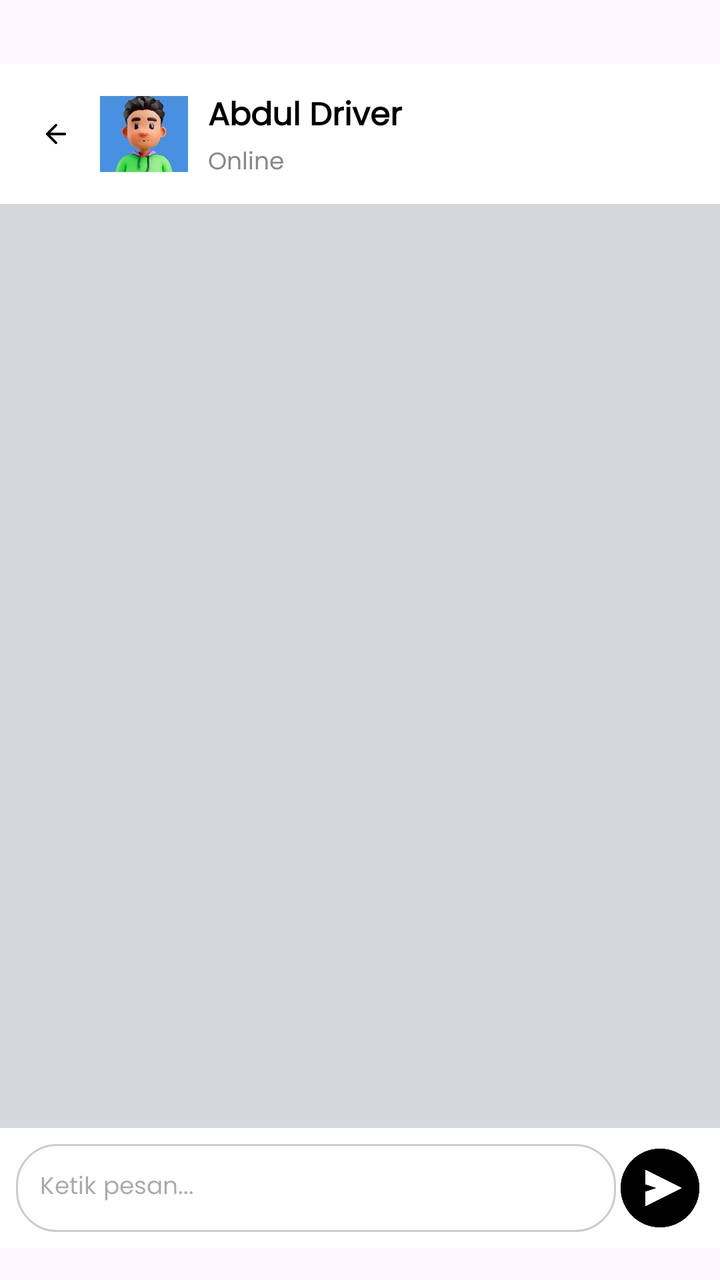
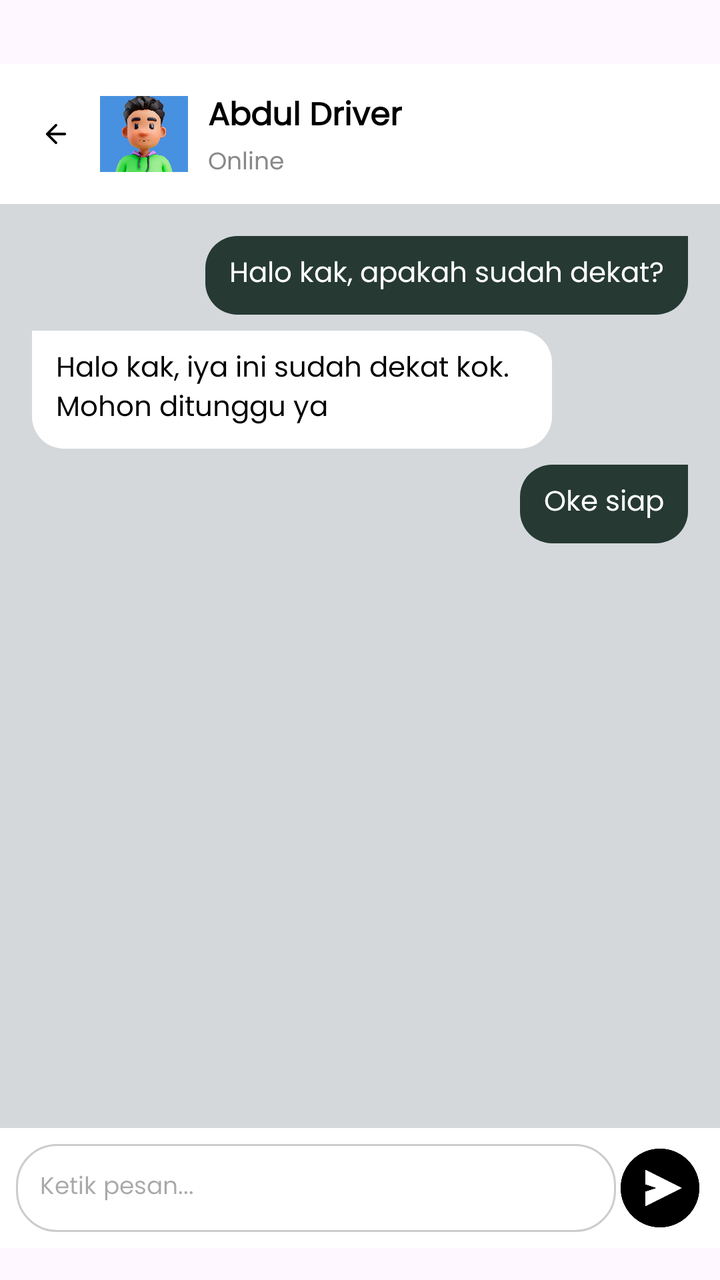

Compare the two renders of this Android layout. The source of the first and the diff that turns it into the second are given below.
<!-- AndroidManifest.xml: application theme Theme.GoNceng -->
<!-- res/layout/activity_chat_detail.xml -->
<?xml version="1.0" encoding="utf-8"?>
<androidx.constraintlayout.widget.ConstraintLayout xmlns:android="http://schemas.android.com/apk/res/android"
    xmlns:app="http://schemas.android.com/apk/res-auto"
    android:layout_width="match_parent"
    android:layout_height="match_parent">

    <androidx.constraintlayout.widget.ConstraintLayout
        android:id="@+id/headerChat"
        android:layout_width="match_parent"
        android:layout_height="70sp"
        android:layout_marginTop="32sp"
        android:padding="16sp"
        android:background="#FFFFFF"
        app:layout_constraintTop_toTopOf="parent">

        <ImageView
            android:id="@+id/btnBack"
            android:layout_width="24sp"
            android:layout_height="24sp"
            android:src="@drawable/arrow_left"
            app:layout_constraintStart_toStartOf="parent"
            app:layout_constraintTop_toTopOf="parent"
            app:layout_constraintBottom_toBottomOf="parent"/>

        <ImageView
            android:id="@+id/imgProfile"
            android:layout_width="44sp"
            android:layout_height="44sp"
            android:src="@drawable/profile"
            app:layout_constraintStart_toEndOf="@+id/btnBack"
            app:layout_constraintTop_toTopOf="parent"
            app:layout_constraintBottom_toBottomOf="parent"
            android:layout_marginStart="10sp"
            android:scaleType="centerCrop"/>

        <TextView
            android:id="@+id/tvDriverName"
            android:layout_width="wrap_content"
            android:layout_height="wrap_content"
            android:text="Abdul Driver"
            android:layout_marginStart="10sp"
            android:textSize="16sp"
            android:textStyle="bold"
            android:textColor="#000000"
            android:fontFamily="@font/poppins_regular"
            app:layout_constraintStart_toEndOf="@+id/imgProfile"
            app:layout_constraintTop_toTopOf="@+id/imgProfile"
            />

        <TextView
            android:id="@+id/tvDriverStatus"
            android:layout_width="wrap_content"
            android:layout_height="wrap_content"
            android:text="Online"
            android:textSize="12sp"
            android:textColor="#888888"
            android:fontFamily="@font/poppins_regular"
            app:layout_constraintStart_toStartOf="@+id/tvDriverName"
            app:layout_constraintTop_toBottomOf="@+id/tvDriverName"/>

    </androidx.constraintlayout.widget.ConstraintLayout>

    <ScrollView
        android:id="@+id/chatScrollView"
        android:layout_width="match_parent"
        android:layout_height="0sp"
        android:background="#D4D8DB"
        app:layout_constraintTop_toBottomOf="@+id/headerChat"
        app:layout_constraintBottom_toTopOf="@+id/chatInputContainer">

        <LinearLayout
                android:id="@+id/chatContainer"
                android:orientation="vertical"
                android:layout_width="match_parent"
                android:layout_height="match_parent"
                android:padding="16sp"/>
    </ScrollView>

    <androidx.constraintlayout.widget.ConstraintLayout
        android:id="@+id/chatInputContainer"
        android:layout_width="match_parent"
        android:layout_height="60sp"
        android:layout_marginBottom="16sp"
        android:background="#FFFFFF"
        android:padding="8dp"
        app:layout_constraintBottom_toBottomOf="parent" >

        <EditText
            android:id="@+id/etMessage"
            android:layout_width="0dp"
            android:layout_height="match_parent"
            android:hint="Ketik pesan..."
            android:background="@drawable/rounded_edittext"
            android:padding="12dp"
            app:layout_constraintStart_toStartOf="parent"
            app:layout_constraintEnd_toStartOf="@+id/btnSend"
            app:layout_constraintTop_toTopOf="parent"
            app:layout_constraintBottom_toBottomOf="parent"
            android:fontFamily="@font/poppins_regular"
            android:textSize="12sp"/>

        <ImageView
            android:id="@+id/btnSend"
            android:layout_width="44sp"
            android:layout_height="44sp"
            android:src="@drawable/send"
            android:background="@drawable/circle_background"
            app:layout_constraintEnd_toEndOf="parent"
            app:layout_constraintBottom_toBottomOf="parent"
            app:layout_constraintTop_toTopOf="parent" />

    </androidx.constraintlayout.widget.ConstraintLayout>


</androidx.constraintlayout.widget.ConstraintLayout>
<!-- resources referenced by this layout -->
<resources>
  <!-- drawable arrow_left (drawable) -->
  <vector xmlns:android="http://schemas.android.com/apk/res/android"
      android:width="38dp"
      android:height="38dp"
      android:viewportWidth="38"
      android:viewportHeight="38">
    <path
        android:pathData="M19,0L19,0A19,19 0,0 1,38 19L38,19A19,19 0,0 1,19 38L19,38A19,19 0,0 1,0 19L0,19A19,19 0,0 1,19 0z"
        android:fillColor="#ffffff"/>
    <path
        android:pathData="M18.293,11.293C18.684,10.903 19.317,10.903 19.707,11.293C20.097,11.684 20.097,12.317 19.707,12.707L14.414,18H26C26.552,18 27,18.448 27,19C27,19.552 26.552,20 26,20H14.414L19.707,25.293C20.097,25.684 20.097,26.317 19.707,26.707C19.317,27.098 18.684,27.097 18.293,26.707L11.293,19.707C10.903,19.317 10.903,18.684 11.293,18.293L18.293,11.293Z"
        android:fillColor="#000000"/>
  </vector>
  <!-- drawable circle_background (drawable) -->
  <?xml version="1.0" encoding="utf-8"?>
  <shape xmlns:android="http://schemas.android.com/apk/res/android"
      android:shape="oval">
  
      <solid android:color="#FFFFFF" />
  
  </shape>
  <!-- drawable profile: jpg bitmap (drawable, 825227 bytes) -->
  <!-- drawable rounded_edittext (drawable) -->
  <?xml version="1.0" encoding="utf-8"?>
  <shape xmlns:android="http://schemas.android.com/apk/res/android"
      android:shape="rectangle">
  
      <solid android:color="#FFFFFF" />
  
      <corners android:radius="20dp" />
  
      <stroke
          android:width="1dp"
          android:color="#CCCCCC" />
  
  </shape>
  <!-- drawable send: png bitmap (drawable, 10135 bytes) -->
  <style name="Theme.GoNceng" parent="Base.Theme.GoNceng" />
  <style name="Base.Theme.GoNceng" parent="Theme.Material3.DayNight.NoActionBar">
          
          
      </style>
</resources>

<!-- the commit's change to res/layout/activity_chat_detail.xml (unified diff, before → after) -->
@@ -73,7 +73,45 @@
                 android:orientation="vertical"
                 android:layout_width="match_parent"
                 android:layout_height="match_parent"
-                android:padding="16sp"/>
+                android:padding="16sp">
+
+            <TextView
+                android:layout_width="wrap_content"
+                android:layout_height="wrap_content"
+                android:text="Halo kak, apakah sudah dekat?"
+                android:background="@drawable/bg_chat_bubble_sent"
+                android:textColor="#FFFFFF"
+                android:layout_gravity="end"
+                android:layout_marginBottom="8dp"
+                android:maxWidth="260dp"
+                android:textSize="14sp"
+                android:fontFamily="@font/poppins_regular"/>
+
+            <TextView
+                android:layout_width="wrap_content"
+                android:layout_height="wrap_content"
+                android:text="Halo kak, iya ini sudah dekat kok. Mohon ditunggu ya"
+                android:background="@drawable/bg_chat_bubble_received"
+                android:textColor="#000000"
+                android:layout_gravity="start"
+                android:layout_marginBottom="8dp"
+                android:maxWidth="260dp"
+                android:textSize="14sp"
+                android:fontFamily="@font/poppins_regular"/>
+
+            <TextView
+                android:layout_width="wrap_content"
+                android:layout_height="wrap_content"
+                android:text="Oke siap"
+                android:background="@drawable/bg_chat_bubble_sent"
+                android:textColor="#FFFFFF"
+                android:layout_gravity="end"
+                android:layout_marginBottom="8dp"
+                android:maxWidth="260dp"
+                android:textSize="14sp"
+                android:fontFamily="@font/poppins_regular"/>
+
+        </LinearLayout>
     </ScrollView>
 
     <androidx.constraintlayout.widget.ConstraintLayout
<!-- resource entries referenced after the edit -->
@@ -13,6 +13,36 @@
         android:pathData="M18.293,11.293C18.684,10.903 19.317,10.903 19.707,11.293C20.097,11.684 20.097,12.317 19.707,12.707L14.414,18H26C26.552,18 27,18.448 27,19C27,19.552 26.552,20 26,20H14.414L19.707,25.293C20.097,25.684 20.097,26.317 19.707,26.707C19.317,27.098 18.684,27.097 18.293,26.707L11.293,19.707C10.903,19.317 10.903,18.684 11.293,18.293L18.293,11.293Z"
         android:fillColor="#000000"/>
   </vector>
+  <!-- drawable bg_chat_bubble_received (drawable) -->
+  <?xml version="1.0" encoding="utf-8"?>
+  <shape xmlns:android="http://schemas.android.com/apk/res/android">
+      <solid android:color="#FFFFFF" />
+      <corners
+          android:topLeftRadius="0dp"
+          android:topRightRadius="16dp"
+          android:bottomLeftRadius="16dp"
+          android:bottomRightRadius="16dp" />
+      <padding
+          android:left="12dp"
+          android:top="8dp"
+          android:right="12dp"
+          android:bottom="8dp" />
+  </shape>
+  <!-- drawable bg_chat_bubble_sent (drawable) -->
+  <?xml version="1.0" encoding="utf-8"?>
+  <shape xmlns:android="http://schemas.android.com/apk/res/android">
+      <solid android:color="#263933" />
+      <corners
+          android:topLeftRadius="16dp"
+          android:topRightRadius="0dp"
+          android:bottomLeftRadius="16dp"
+          android:bottomRightRadius="16dp" />
+      <padding
+          android:left="12dp"
+          android:top="8dp"
+          android:right="12dp"
+          android:bottom="8dp" />
+  </shape>
   <!-- drawable circle_background (drawable) -->
   <?xml version="1.0" encoding="utf-8"?>
   <shape xmlns:android="http://schemas.android.com/apk/res/android"
